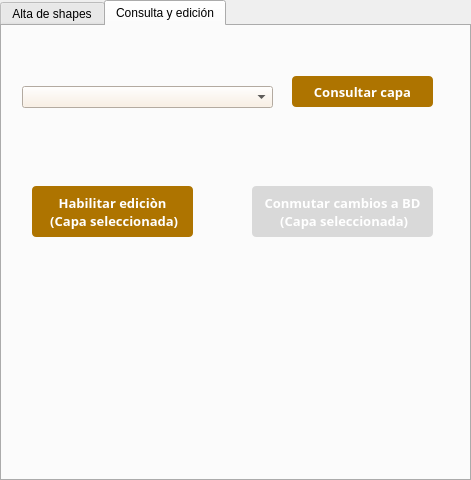
This is funciones/subir_shape/subir_shape_dialog_base.ui in gerardoros/CartograficoQgisPlugin as Qt 5 draws it before an edit. The edited form follows.
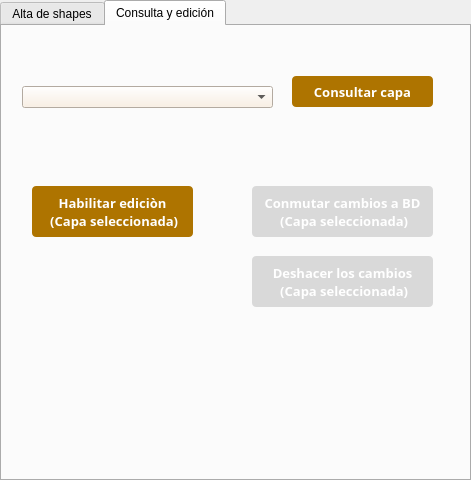
This is the edited form.

Patch:
```diff
--- a/funciones/subir_shape/subir_shape_dialog_base.ui
+++ b/funciones/subir_shape/subir_shape_dialog_base.ui
@@ -556,6 +556,46 @@
  (Capa seleccionada)</string>
      </property>
     </widget>
+    <widget class="QPushButton" name="btnRollback">
+     <property name="enabled">
+      <bool>false</bool>
+     </property>
+     <property name="geometry">
+      <rect>
+       <x>250</x>
+       <y>230</y>
+       <width>181</width>
+       <height>51</height>
+      </rect>
+     </property>
+     <property name="font">
+      <font>
+       <family>Century Gothic</family>
+       <pointsize>10</pointsize>
+       <weight>75</weight>
+       <bold>true</bold>
+      </font>
+     </property>
+     <property name="styleSheet">
+      <string notr="true">QPushButton{
+background : rgb(174, 116, 0);
+color : rgb(255, 255, 255);
+border-radius : 4px;
+}
+QPushButton::hover{
+background : rgb(104, 69, 13);
+color : rgb(255, 255, 255);
+border-radius : 4px;
+}
+QPushButton:disabled {
+background: rgb(217, 217, 217)
+}</string>
+     </property>
+     <property name="text">
+      <string>Deshacer los cambios
+ (Capa seleccionada)</string>
+     </property>
+    </widget>
    </widget>
   </widget>
  </widget>
```
